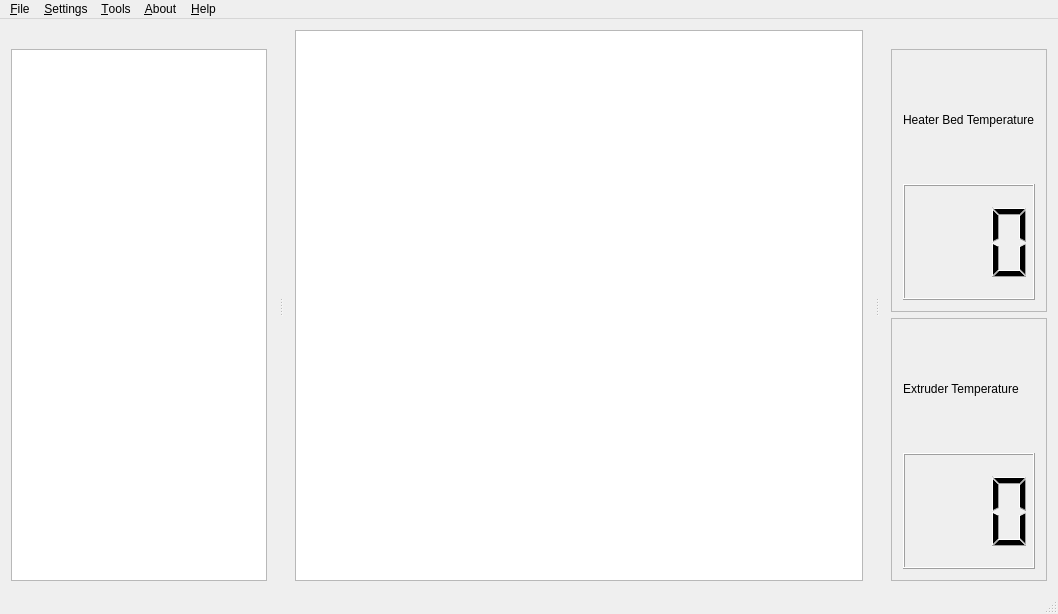
First picture: the form in mainwindow.ui, repository Bahamuttg/PiRinter3D, before the edit.
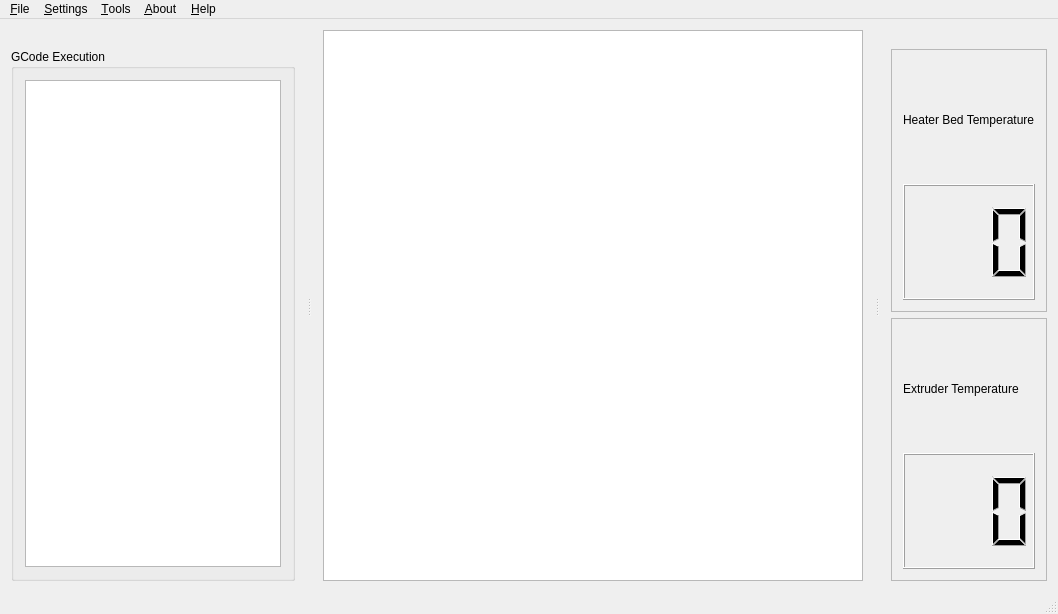
Second picture: the form after the edit. Icons and pictures are not drawn.

Patch:
```diff
--- a/mainwindow.ui
+++ b/mainwindow.ui
@@ -83,7 +83,16 @@
    <widget class="QWidget" name="dockWidgetContents">
     <layout class="QVBoxLayout" name="verticalLayout">
      <item>
-      <widget class="QTextBrowser" name="txtGCode"/>
+      <widget class="QGroupBox" name="groupBox">
+       <property name="title">
+        <string>GCode Execution</string>
+       </property>
+       <layout class="QVBoxLayout" name="verticalLayout_5">
+        <item>
+         <widget class="QTextBrowser" name="txtGCode"/>
+        </item>
+       </layout>
+      </widget>
      </item>
     </layout>
    </widget>
```
Left out of the diff: 8 changed lines with no effect on the pictures.
